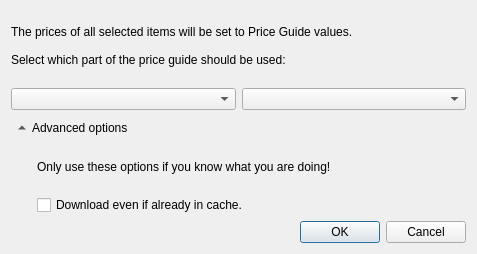
This is src/settopriceguidedialog.ui in rgriebl/brickstore as Qt 5 draws it before an edit. The edited form follows.
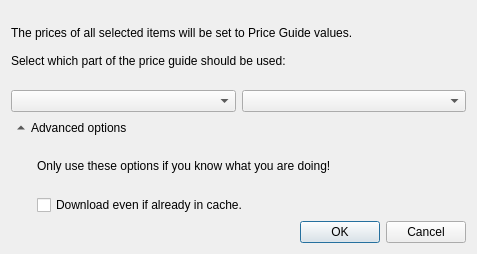
This is the edited form.

Commit message: More macOS cosmetics

```diff
--- a/src/settopriceguidedialog.ui
+++ b/src/settopriceguidedialog.ui
@@ -33,6 +33,10 @@
    </item>
    <item>
     <widget class="QToolButton" name="w_advanced_button">
+     <property name="styleSheet">
+      <string notr="true">QToolButton {  border: none; backgroundColor: &quot;transparent&quot; }
+</string>
+     </property>
      <property name="text">
       <string>Advanced options</string>
      </property>
```
The commit also changes 1 other file.
